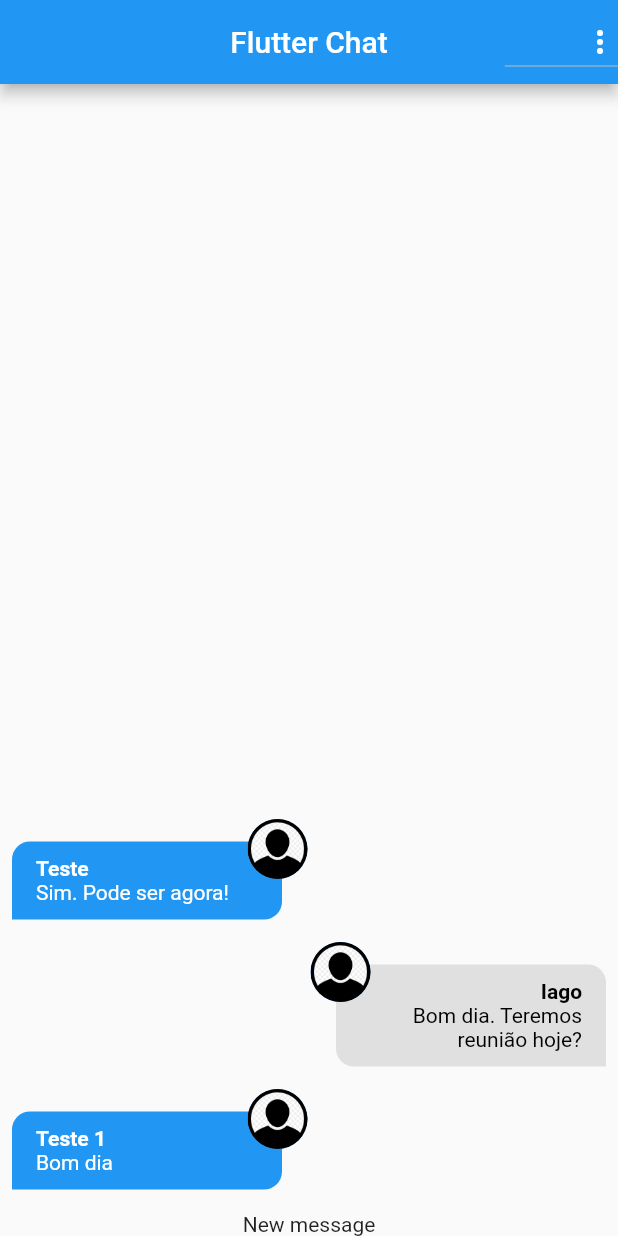
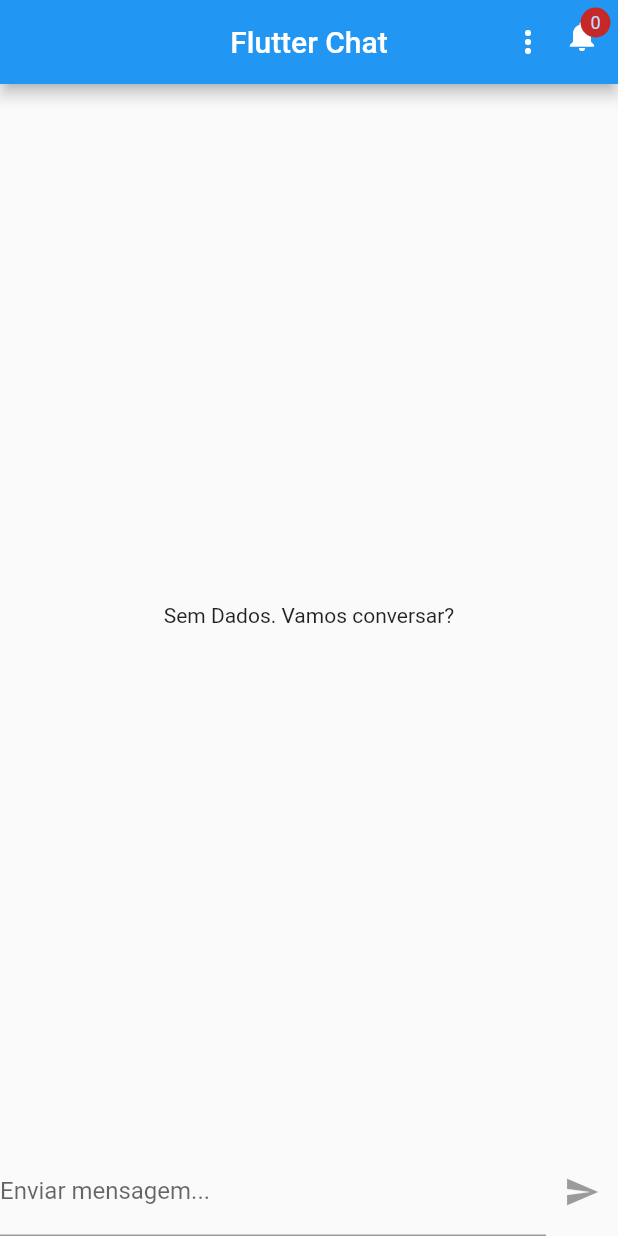
Before and after one commit to IagoEngel/chat, a Flutter app: the screen it shows after launch, on a phone screen of 412 x 824 dp. Run offline on Flutter 3.47's test engine with Material 2 defaults, Android fonts, the phone set to English and light mode, and no system bars; our stand-ins replace image_picker; accounts and stored records are empty.

Commit message:
Aulas 385 até 389

```diff
--- a/lib/components/new_message.dart
+++ b/lib/components/new_message.dart
@@ -1,12 +1,52 @@
+import 'package:chat/core/services/auth/auth_service.dart';
+import 'package:chat/core/services/chat/chat_service.dart';
 import 'package:flutter/material.dart';
 
-class NewMessage extends StatelessWidget {
+class NewMessage extends StatefulWidget {
   const NewMessage({super.key});
 
   @override
+  State<NewMessage> createState() => _NewMessageState();
+}
+
+class _NewMessageState extends State<NewMessage> {
+  String _message = '';
+  final _messageCcontroller = TextEditingController();
+
+  Future<void> _sendMessage() async {
+    final user = AuthService().currentUser;
+
+    if (user != null) {
+      await ChatService().save(_message, user);
+      _messageCcontroller.clear();
+    }
+  }
+
+  @override
   Widget build(BuildContext context) {
-    return const Center(
-      child: Text('New message'),
+    return Row(
+      children: [
+        Expanded(
+          child: TextField(
+            controller: _messageCcontroller,
+            onChanged: (value) => setState(() {
+              _message = value;
+            }),
+            onSubmitted: (_) {
+              if (_message.trim().isNotEmpty) {
+                _sendMessage();
+              }
+            },
+            decoration: const InputDecoration(
+              labelText: 'Enviar mensagem...',
+            ),
+          ),
+        ),
+        IconButton(
+          onPressed: _message.trim().isEmpty ? null : _sendMessage,
+          icon: const Icon(Icons.send),
+        ),
+      ],
     );
   }
 }
--- /dev/null
+++ b/lib/core/models/chat_notification.dart
@@ -0,0 +1,9 @@
+class ChatNotification {
+  final String title;
+  final String body;
+
+  const ChatNotification({
+    required this.title,
+    required this.body,
+  });
+}
--- a/lib/core/services/chat/chat_mock_service.dart
+++ b/lib/core/services/chat/chat_mock_service.dart
@@ -5,32 +5,7 @@ import 'package:chat/core/models/chat_user.dart';
 import 'package:chat/core/services/chat/chat_service.dart';
 
 class ChatMockService implements ChatService {
-  static final List<ChatMessage> _msgs = [
-    ChatMessage(
-      id: '1',
-      text: 'Bom dia',
-      createdAt: DateTime.now(),
-      userId: '123',
-      userName: 'Teste 1',
-      userImageUrl: 'assets/images/avatar.png',
-    ),
-    ChatMessage(
-      id: '2',
-      text: 'Bom dia. Teremos reunião hoje?',
-      createdAt: DateTime.now(),
-      userId: '456',
-      userName: 'Iago',
-      userImageUrl: 'assets/images/avatar.png',
-    ),
-    ChatMessage(
-      id: '1',
-      text: 'Sim. Pode ser agora!',
-      createdAt: DateTime.now(),
-      userId: '123',
-      userName: 'Teste',
-      userImageUrl: 'assets/images/avatar.png',
-    ),
-  ];
+  static final List<ChatMessage> _msgs = [];
 
   static MultiStreamController<List<ChatMessage>>? _controller;
   static final _msgsStream = Stream<List<ChatMessage>>.multi((controller) {
@@ -55,7 +30,7 @@ class ChatMockService implements ChatService {
     );
 
     _msgs.add(newMessage);
-    _controller?.add(_msgs);
+    _controller?.add(_msgs.reversed.toList());
     return newMessage;
   }
 }
--- /dev/null
+++ b/lib/core/services/notification/chat_notification_service.dart
@@ -0,0 +1,24 @@
+import 'package:chat/core/models/chat_notification.dart';
+import 'package:flutter/material.dart';
+
+class ChatNotificationService with ChangeNotifier {
+  final List<ChatNotification> _items = [];
+
+  List<ChatNotification> get items {
+    return [..._items];
+  }
+
+  int get itemsCount {
+    return _items.length;
+  }
+
+  void add(ChatNotification notification) {
+    _items.add(notification);
+    notifyListeners();
+  }
+
+  void remove(int i) {
+    _items.removeAt(i);
+    notifyListeners();
+  }
+}
--- a/lib/main.dart
+++ b/lib/main.dart
@@ -1,4 +1,6 @@
+import 'package:chat/core/services/notification/chat_notification_service.dart';
 import 'package:flutter/material.dart';
+import 'package:provider/provider.dart';
 
 import 'pages/auth_or_app_page.dart';
 
@@ -11,13 +13,20 @@ class MyApp extends StatelessWidget {
 
   @override
   Widget build(BuildContext context) {
-    return MaterialApp(
-      title: 'Flutter Demo',
-      theme: ThemeData(
-        primarySwatch: Colors.blue,
+    return MultiProvider(
+      providers: [
+        ChangeNotifierProvider(
+          create: (_) => ChatNotificationService(),
+        ),
+      ],
+      child: MaterialApp(
+        title: 'Flutter Demo',
+        theme: ThemeData(
+          primarySwatch: Colors.blue,
+        ),
+        home: const AuthOrAppPage(),
+        debugShowCheckedModeBanner: false,
       ),
-      home: const AuthOrAppPage(),
-      debugShowCheckedModeBanner: false,
     );
   }
 }
--- a/lib/pages/chat_page.dart
+++ b/lib/pages/chat_page.dart
@@ -1,4 +1,7 @@
+import 'package:chat/core/services/notification/chat_notification_service.dart';
+import 'package:chat/pages/notification_page.dart';
 import 'package:flutter/material.dart';
+import 'package:provider/provider.dart';
 
 import '../components/messages.dart';
 import '../components/new_message.dart';
@@ -14,7 +17,8 @@ class ChatPage extends StatelessWidget {
         centerTitle: true,
         title: const Text('Flutter Chat'),
         actions: [
-          Center(
+          DropdownButtonHideUnderline(
+            child: Center(
               child: DropdownButton(
                 icon: Icon(
                   Icons.more_vert,
@@ -41,6 +45,31 @@ class ChatPage extends StatelessWidget {
                 },
               ),
             ),
+          ),
+          Stack(
+            children: [
+              IconButton(
+                onPressed: () => Navigator.of(context).push(MaterialPageRoute(
+                  builder: (context) => const NotificationPage(),
+                )),
+                icon: const Icon(Icons.notifications),
+              ),
+              Positioned(
+                top: 5,
+                right: 5,
+                child: CircleAvatar(
+                  maxRadius: 10,
+                  backgroundColor: Colors.red.shade800,
+                  child: Text(
+                    '${Provider.of<ChatNotificationService>(context).itemsCount}',
+                    style: const TextStyle(
+                      fontSize: 12,
+                    ),
+                  ),
+                ),
+              ),
+            ],
+          ),
         ],
       ),
       body: const SafeArea(
--- a/pubspec.yaml
+++ b/pubspec.yaml
@@ -36,6 +36,7 @@ dependencies:
   # Use with the CupertinoIcons class for iOS style icons.
   cupertino_icons: ^1.0.2
   image_picker:
+  provider: ^6.1.1
 
 dev_dependencies:
   flutter_test:
```
Also changed, not shown: lib/pages/notification_page.dart (added, +29 -0 lines), pubspec.lock. Lines whose indentation alone changed are shown as unchanged.
